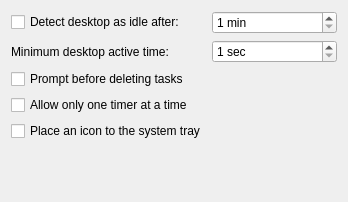
The window that src/settings/cfgbehavior.ui (FlyingWolFox/ktimetracker) describes before a commit, drawn with Qt 5.
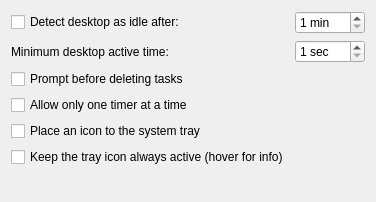
The same window after the commit.

Commit message:
add option to force the tray icon to be in 'Active' state,
Useful for DEs that lack a way to show hidden ('Passive') icons

```diff
--- a/src/settings/cfgbehavior.ui
+++ b/src/settings/cfgbehavior.ui
@@ -80,6 +80,16 @@
     </widget>
    </item>
    <item row="5" column="0">
+    <widget class="QCheckBox" name="kcfg_trayIconActive">
+     <property name="text">
+      <string>Keep the tray icon always active (hover for info)</string>
+     </property>
+     <property name="toolTip">
+      <string>&lt;p style="width: 350px;"&gt;Forces the system tray icon to be in the 'Active' state. This is useful for desktop environments (like MATE) that automatically hide 'Passive' icons and lack a way to reveal them, unlike KDE. Requires restarting KTimeTracker.&lt;/p&gt;</string>
+     </property>
+    </widget>
+   </item>
+   <item row="6" column="0">
     <spacer>
      <property name="orientation">
       <enum>Qt::Vertical</enum>
```
Left out of the diff: 9 changed lines with no effect on the pictures. The commit also changes 4 other files.
